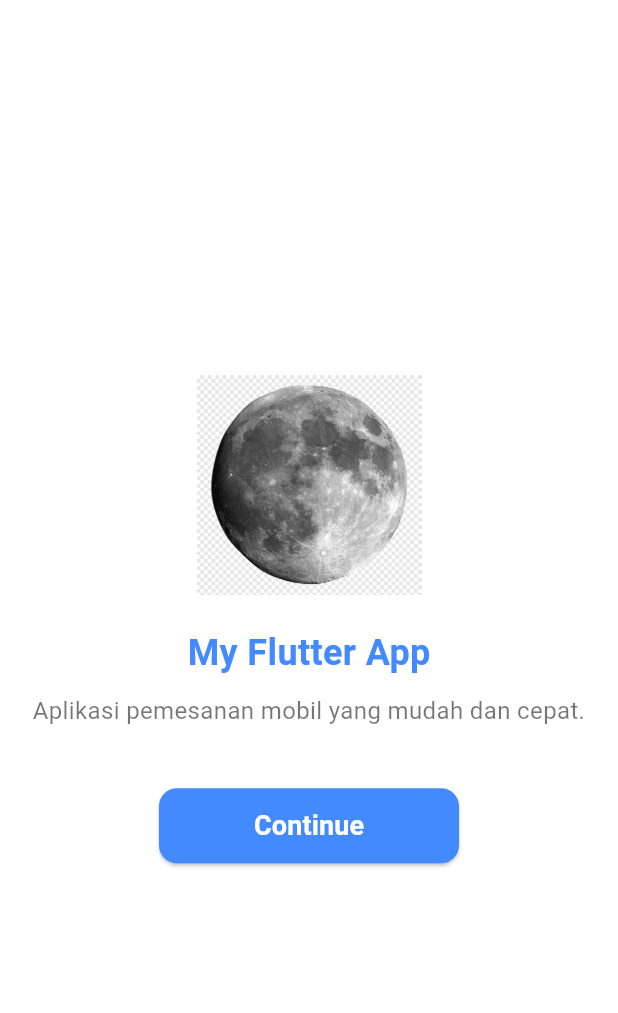
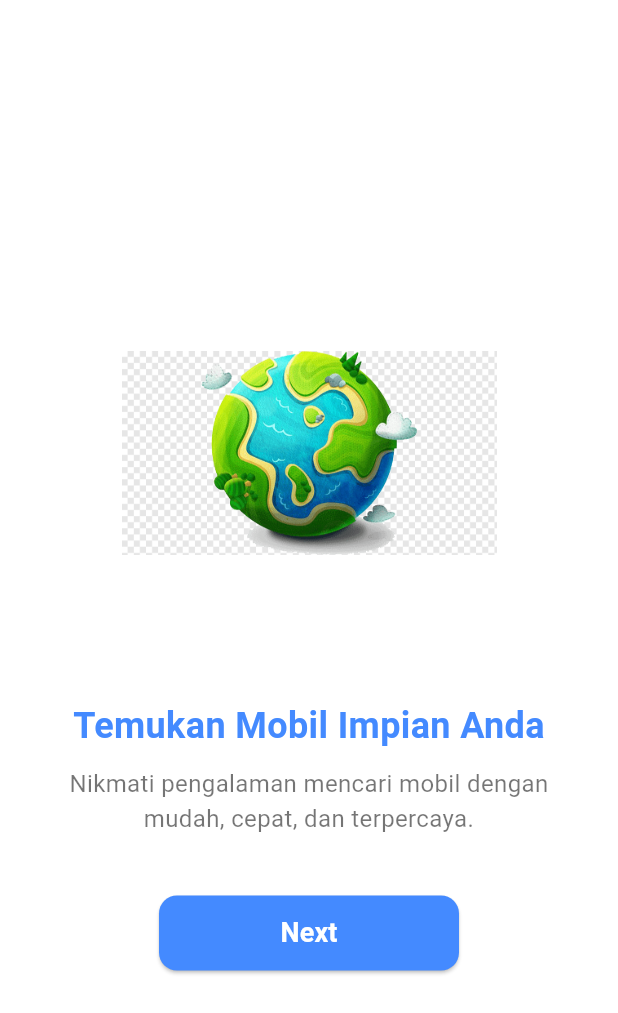
Before and after one commit to I-JasonLee/Tugas_week_6_1123150116, a Flutter app: the screen it shows after launch, on a phone screen of 412 x 824 dp. Shown: the top 1013 px of the screen. Run offline on Flutter 3.47's test engine with Material 3 defaults, Android fonts, the phone set to English and light mode, and no system bars.

Commit message:
create splash_screen2.dart dengan ilustrasi, teks, dan tombol Next

```diff
--- a/lib/main.dart
+++ b/lib/main.dart
@@ -1,6 +1,7 @@
 import 'package:flutter/material.dart';
 // import 'package:flutter_application_1/screen/login.dart';
-import 'package:flutter_application_1/screen/splash_screen1.dart';
+// import 'package:flutter_application_1/screen/splash_screen1.dart';
+import 'package:flutter_application_1/screen/splash_screen2.dart';
 
 void main() {
   runApp(const MyApp());
@@ -18,7 +19,7 @@ class MyApp extends StatelessWidget {
         colorScheme: ColorScheme.fromSeed(seedColor: Colors.deepPurple),
         useMaterial3: true,
       ),
-      home: const SplashScreen1(),
+      home: const SplashScreen2(),
     );
   }
 }
--- /dev/null
+++ b/lib/screen/splash_screen2.dart
@@ -0,0 +1,77 @@
+import 'package:flutter/material.dart';
+
+class SplashScreen2 extends StatelessWidget {
+  const SplashScreen2({super.key});
+
+  @override
+  Widget build(BuildContext context) {
+    return Scaffold(
+      backgroundColor: Colors.white,
+      body: Padding(
+        padding: const EdgeInsets.all(20.0),
+        child: Column(
+          mainAxisAlignment: MainAxisAlignment.center,
+          children: [
+            // Gambar ilustrasi
+            Image.asset(
+              'assets/images/splash2.png', // pastikan file ini ada
+              width: 250,
+              height: 250,
+            ),
+            const SizedBox(height: 40),
+
+            // 🔹 Teks judul
+            const Text(
+              "Temukan Mobil Impian Anda",
+              style: TextStyle(
+                fontSize: 24,
+                fontWeight: FontWeight.bold,
+                color: Colors.blueAccent,
+              ),
+              textAlign: TextAlign.center,
+            ),
+
+            const SizedBox(height: 10),
+
+            // 🔹 Deskripsi
+            const Text(
+              "Nikmati pengalaman mencari mobil dengan mudah, cepat, dan terpercaya.",
+              style: TextStyle(
+                fontSize: 16,
+                color: Colors.black54,
+              ),
+              textAlign: TextAlign.center,
+            ),
+
+            const SizedBox(height: 40),
+
+            // Tombol Next
+            SizedBox(
+              width: 200,
+              height: 50,
+              child: ElevatedButton(
+                onPressed: () {
+                  // nanti diarahkan ke splash screen 3
+                },
+                style: ElevatedButton.styleFrom(
+                  backgroundColor: Colors.blueAccent,
+                  shape: RoundedRectangleBorder(
+                    borderRadius: BorderRadius.circular(12),
+                  ),
+                ),
+                child: const Text(
+                  "Next",
+                  style: TextStyle(
+                    color: Colors.white,
+                    fontSize: 18,
+                    fontWeight: FontWeight.bold,
+                  ),
+                ),
+              ),
+            ),
+          ],
+        ),
+      ),
+    );
+  }
+}
--- a/pubspec.yaml
+++ b/pubspec.yaml
@@ -60,6 +60,7 @@ flutter:
   # To add assets to your application, add an assets section, like this:
   assets:
     - assets/images/logo.png
+    - assets/images/splash2.png
   #   - images/a_dot_ham.jpeg
 
   # An image asset can refer to one or more resolution-specific "variants", see
```
Also changed, not shown: assets/images/splash2.png (added).
